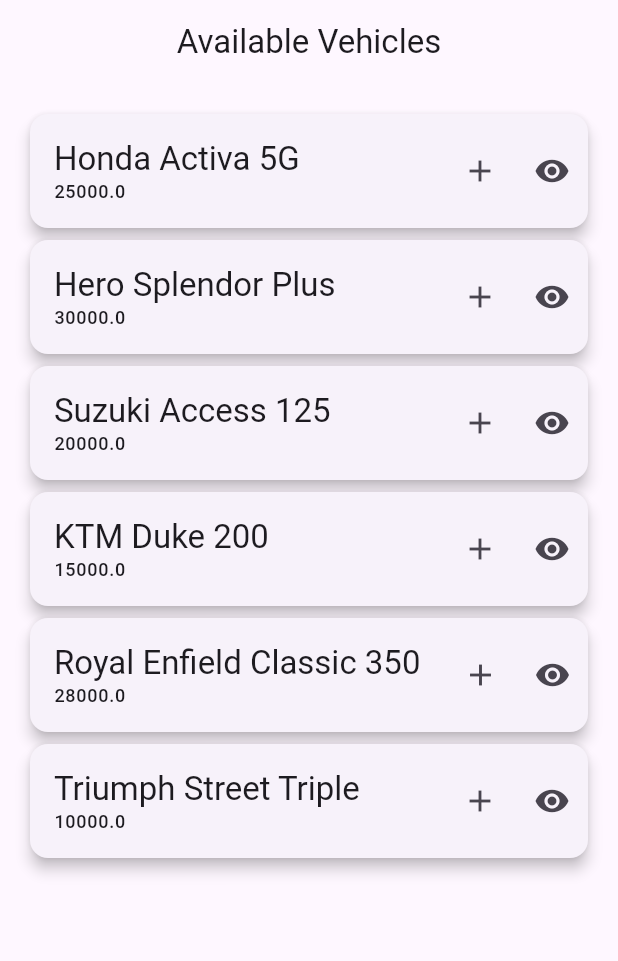
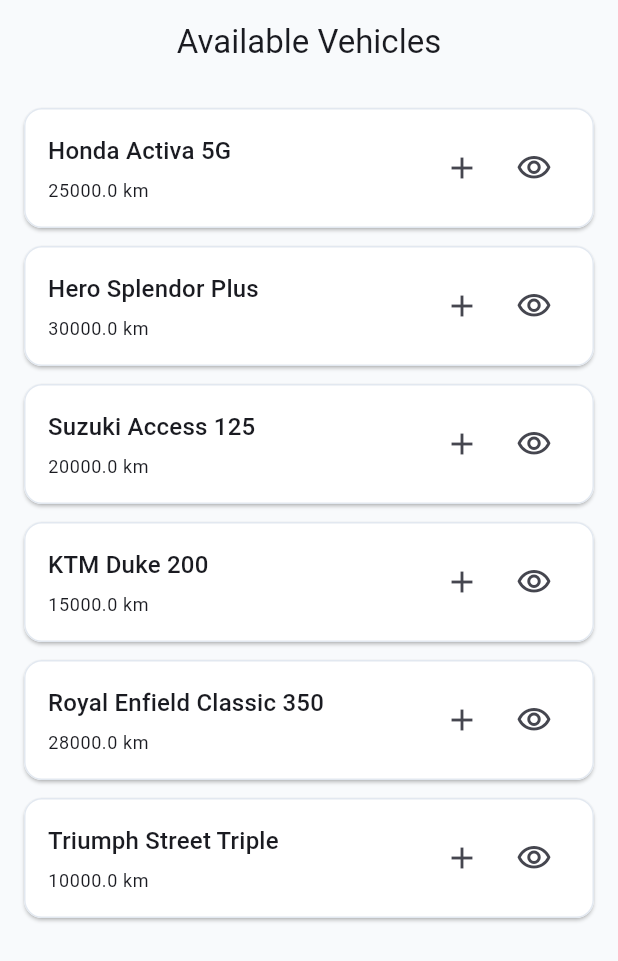
Before and after one commit to navaneethpp/odomex, a Flutter app: the screen it shows after launch, on a phone screen of 412 x 824 dp. Shown: the top 961 px of the screen. Run offline on Flutter 3.47's test engine with Material 3 defaults, Android fonts, the phone set to English and light mode, and no system bars.

Commit message:
feat: implement design system with custom theme and standardize UI components using VehicleCard and ScreenContainer.

```diff
--- /dev/null
+++ b/lib/core/theme/app_colors.dart
@@ -0,0 +1,54 @@
+import 'package:flutter/material.dart';
+
+class AppColors {
+  AppColors._();
+
+  // ─────────────────────────────────────────────
+  // BRAND
+  // ─────────────────────────────────────────────
+
+  static const Color primary = Color(0xFF2563EB);
+  static const Color primaryDark = Color(0xFF1D4ED8);
+  static const Color primaryLight = Color(0xFF60A5FA);
+  static const Color primarySoft = Color(0xFFEFF6FF);
+
+  // ─────────────────────────────────────────────
+  // LIGHT THEME
+  // ─────────────────────────────────────────────
+
+  static const Color white = Color(0xFFFFFFFF);
+
+  static const Color background = Color(0xFFF8FAFC);
+  static const Color surface = Color(0xFFFFFFFF);
+  static const Color surfaceSoft = Color(0xFFF1F5F9);
+
+  static const Color textPrimary = Color(0xFF0F172A);
+  static const Color textSecondary = Color(0xFF475569);
+  static const Color textMuted = Color(0xFF94A3B8);
+
+  static const Color border = Color(0xFFE2E8F0);
+
+  // ─────────────────────────────────────────────
+  // DARK THEME
+  // ─────────────────────────────────────────────
+
+  static const Color darkBackground = Color(0xFF0F172A);
+  static const Color darkSurface = Color(0xFF1E293B);
+  static const Color darkSurfaceSoft = Color(0xFF334155);
+
+  static const Color darkInput = Color(0xFF1E293B);
+
+  static const Color darkTextPrimary = Color(0xFFF8FAFC);
+  static const Color darkTextSecondary = Color(0xFFCBD5E1);
+  static const Color darkTextMuted = Color(0xFF94A3B8);
+
+  static const Color darkBorder = Color(0xFF334155);
+
+  // ─────────────────────────────────────────────
+  // STATUS
+  // ─────────────────────────────────────────────
+
+  static const Color success = Color(0xFF16A34A);
+  static const Color error = Color(0xFFDC2626);
+  static const Color warning = Color(0xFFD97706);
+}
--- /dev/null
+++ b/lib/core/theme/app_text_styles.dart
@@ -0,0 +1,48 @@
+import 'package:flutter/material.dart';
+import 'app_colors.dart';
+
+class AppTextStyles {
+  AppTextStyles._();
+
+  static const TextStyle headingLarge = TextStyle(
+    fontSize: 24,
+    fontWeight: FontWeight.w700,
+    color: AppColors.textPrimary,
+  );
+
+  static const TextStyle headingMedium = TextStyle(
+    fontSize: 20,
+    fontWeight: FontWeight.w600,
+    color: AppColors.textPrimary,
+  );
+
+  static const TextStyle title = TextStyle(
+    fontSize: 18,
+    fontWeight: FontWeight.w600,
+    color: AppColors.textPrimary,
+  );
+
+  static const TextStyle body = TextStyle(
+    fontSize: 16,
+    fontWeight: FontWeight.w400,
+    color: AppColors.textPrimary,
+  );
+
+  static const TextStyle bodySecondary = TextStyle(
+    fontSize: 14,
+    fontWeight: FontWeight.w400,
+    color: AppColors.textSecondary,
+  );
+
+  static const TextStyle caption = TextStyle(
+    fontSize: 12,
+    fontWeight: FontWeight.w400,
+    color: AppColors.textMuted,
+  );
+
+  static const TextStyle button = TextStyle(
+    fontSize: 15,
+    fontWeight: FontWeight.w600,
+    color: AppColors.white,
+  );
+}
--- /dev/null
+++ b/lib/core/theme/app_theme.dart
@@ -0,0 +1,160 @@
+import 'package:flutter/material.dart';
+import 'app_colors.dart';
+
+class AppTheme {
+  AppTheme._();
+
+  // ─────────────────────────────────────────────
+  // LIGHT THEME
+  // ─────────────────────────────────────────────
+
+  static ThemeData lightTheme = ThemeData(
+    useMaterial3: true,
+    brightness: Brightness.light,
+
+    colorScheme: ColorScheme.fromSeed(
+      seedColor: AppColors.primary,
+      brightness: Brightness.light,
+    ),
+
+    scaffoldBackgroundColor: AppColors.background,
+
+    appBarTheme: const AppBarTheme(
+      backgroundColor: AppColors.background,
+      foregroundColor: AppColors.textPrimary,
+      elevation: 0,
+      centerTitle: true,
+    ),
+
+    cardTheme: const CardThemeData(
+      color: AppColors.surface,
+      elevation: 0,
+      margin: EdgeInsets.zero,
+      shape: RoundedRectangleBorder(
+        borderRadius: BorderRadius.all(Radius.circular(12)),
+        side: BorderSide(color: AppColors.border),
+      ),
+    ),
+
+    inputDecorationTheme: InputDecorationTheme(
+      filled: true,
+      fillColor: AppColors.white,
+
+      contentPadding: const EdgeInsets.symmetric(
+        horizontal: 16,
+        vertical: 14,
+      ),
+
+      border: OutlineInputBorder(
+        borderRadius: BorderRadius.circular(10),
+        borderSide: const BorderSide(
+          color: AppColors.border,
+        ),
+      ),
+
+      enabledBorder: OutlineInputBorder(
+        borderRadius: BorderRadius.circular(10),
+        borderSide: const BorderSide(
+          color: AppColors.border,
+        ),
+      ),
+
+      focusedBorder: OutlineInputBorder(
+        borderRadius: BorderRadius.circular(10),
+        borderSide: const BorderSide(
+          color: AppColors.primary,
+          width: 1.5,
+        ),
+      ),
+    ),
+
+    elevatedButtonTheme: ElevatedButtonThemeData(
+      style: ElevatedButton.styleFrom(
+        backgroundColor: AppColors.primary,
+        foregroundColor: AppColors.white,
+        elevation: 0,
+        minimumSize: const Size(double.infinity, 48),
+        shape: RoundedRectangleBorder(
+          borderRadius: BorderRadius.circular(10),
+        ),
+      ),
+    ),
+  );
+
+  // ─────────────────────────────────────────────
+  // DARK THEME
+  // ─────────────────────────────────────────────
+
+  static ThemeData darkTheme = ThemeData(
+    useMaterial3: true,
+    brightness: Brightness.dark,
+
+    colorScheme: ColorScheme.fromSeed(
+      seedColor: AppColors.primary,
+      brightness: Brightness.dark,
+    ),
+
+    scaffoldBackgroundColor: AppColors.darkBackground,
+
+    appBarTheme: const AppBarTheme(
+      backgroundColor: AppColors.darkBackground,
+      foregroundColor: AppColors.darkTextPrimary,
+      elevation: 0,
+      centerTitle: true,
+    ),
+
+    cardTheme: const CardThemeData(
+      color: AppColors.darkSurface,
+      elevation: 0,
+      margin: EdgeInsets.zero,
+      shape: RoundedRectangleBorder(
+        borderRadius: BorderRadius.all(Radius.circular(12)),
+        side: BorderSide(color: AppColors.darkBorder),
+      ),
+    ),
+
+    inputDecorationTheme: InputDecorationTheme(
+      filled: true,
+      fillColor: AppColors.darkInput,
+
+      contentPadding: const EdgeInsets.symmetric(
+        horizontal: 16,
+        vertical: 14,
+      ),
+
+      border: OutlineInputBorder(
+        borderRadius: BorderRadius.circular(10),
+        borderSide: const BorderSide(
+          color: AppColors.darkBorder,
+        ),
+      ),
+
+      enabledBorder: OutlineInputBorder(
+        borderRadius: BorderRadius.circular(10),
+        borderSide: const BorderSide(
+          color: AppColors.darkBorder,
+        ),
+      ),
+
+      focusedBorder: OutlineInputBorder(
+        borderRadius: BorderRadius.circular(10),
+        borderSide: const BorderSide(
+          color: AppColors.primaryLight,
+          width: 1.5,
+        ),
+      ),
+    ),
+
+    elevatedButtonTheme: ElevatedButtonThemeData(
+      style: ElevatedButton.styleFrom(
+        backgroundColor: AppColors.primary,
+        foregroundColor: AppColors.white,
+        elevation: 0,
+        minimumSize: const Size(double.infinity, 48),
+        shape: RoundedRectangleBorder(
+          borderRadius: BorderRadius.circular(10),
+        ),
+      ),
+    ),
+  );
+}
--- a/lib/main.dart
+++ b/lib/main.dart
@@ -1,4 +1,5 @@
 import 'package:flutter/material.dart';
+import 'package:odomex/core/theme/app_theme.dart';
 import 'package:odomex/models/vehicle.dart';
 import 'package:odomex/routes/app_routes.dart';
 import 'package:odomex/screens/HomeScreen/home_screen.dart';
@@ -15,6 +16,13 @@
   Widget build(BuildContext context) {
     return MaterialApp(
       debugShowCheckedModeBanner: false,
+
+      // Theme
+      theme: AppTheme.lightTheme,
+      darkTheme: AppTheme.darkTheme,
+      themeMode: ThemeMode.system,
+
+      // Routing
       initialRoute: AppRoutes.home,
 
       routes: {
--- a/lib/screens/HomeScreen/home_screen.dart
+++ b/lib/screens/HomeScreen/home_screen.dart
@@ -1,7 +1,9 @@
 import 'package:flutter/material.dart';
+
 import 'package:odomex/data/vehicles.dart';
 import 'package:odomex/models/vehicle.dart';
 import 'package:odomex/routes/app_routes.dart';
+import 'package:odomex/screens/HomeScreen/widgets/vehicle_card.dart';
 import 'package:odomex/widgets/screen_container.dart';
 
 class HomeScreen extends StatelessWidget {
@@ -17,60 +19,29 @@
 
   @override
   Widget build(BuildContext context) {
-    return Screencontainer(
+    return ScreenContainer(
       title: 'Available Vehicles',
       showBackButton: false,
-      child: ListView.builder(
+      child: ListView.separated(
         itemCount: Vehicles.vehicles.length,
+
+        separatorBuilder: (context, index) {
+          return const SizedBox(height: 12);
+        },
+
         itemBuilder: (context, index) {
           final vehicle = Vehicles.vehicles[index];
-          return Card(
-            elevation: 4,
-            child: InkWell(
-              onTap: () => _viewVehicle(context, vehicle),
-              borderRadius: BorderRadius.circular(12),
-              child: Row(
-                mainAxisAlignment:
-                    MainAxisAlignment.spaceBetween,
-                children: [
-                  Padding(
-                    padding: const EdgeInsets.symmetric(
-                      horizontal: 16,
-                      vertical: 16,
-                    ),
-                    child: Column(
-                      crossAxisAlignment:
-                          CrossAxisAlignment.start,
-                      children: [
-                        Text(
-                          vehicle.model,
-                          style: Theme.of(
-                            context,
-                          ).textTheme.titleLarge,
-                        ),
-                        Text(
-                          vehicle.odometerReading
-                              .toString(),
-                          style: Theme.of(
-                            context,
-                          ).textTheme.labelMedium,
-                        ),
-                      ],
-                    ),
-                  ),
-                  Spacer(),
-                  IconButton(
-                    onPressed: () {},
-                    icon: Icon(Icons.add),
-                  ),
-                  IconButton(
-                    onPressed: () =>
-                        _viewVehicle(context, vehicle),
-                    icon: Icon(Icons.remove_red_eye),
-                  ),
-                ],
-              ),
-            ),
+
+          return VehicleCard(
+            vehicle: vehicle,
+
+            onView: () {
+              _viewVehicle(context, vehicle);
+            },
+
+            onAdd: () {
+              // TODO: Add vehicle action
+            },
           );
         },
       ),
--- /dev/null
+++ b/lib/screens/HomeScreen/widgets/vehicle_card.dart
@@ -0,0 +1,66 @@
+import 'package:flutter/material.dart';
+import 'package:odomex/models/vehicle.dart';
+
+class VehicleCard extends StatelessWidget {
+  final Vehicle vehicle;
+  final VoidCallback? onView;
+  final VoidCallback? onAdd;
+
+  const VehicleCard({
+    super.key,
+    required this.vehicle,
+    this.onView,
+    this.onAdd,
+  });
+
+  @override
+  Widget build(BuildContext context) {
+    final theme = Theme.of(context);
+
+    return Card(
+      elevation: 1,
+      child: InkWell(
+        onTap: onView,
+        borderRadius: BorderRadius.circular(12),
+        child: Padding(
+          padding: const EdgeInsets.all(16),
+          child: Row(
+            children: [
+              Expanded(
+                child: Column(
+                  crossAxisAlignment:
+                      CrossAxisAlignment.start,
+                  children: [
+                    Text(
+                      vehicle.model,
+                      style: theme.textTheme.titleMedium,
+                    ),
+
+                    const SizedBox(height: 6),
+
+                    Text(
+                      '${vehicle.odometerReading} km',
+                      style: theme.textTheme.bodySmall,
+                    ),
+                  ],
+                ),
+              ),
+
+              IconButton(
+                onPressed: onAdd,
+                icon: const Icon(Icons.add),
+                tooltip: 'Add',
+              ),
+
+              IconButton(
+                onPressed: onView,
+                icon: const Icon(Icons.visibility_outlined),
+                tooltip: 'View',
+              ),
+            ],
+          ),
+        ),
+      ),
+    );
+  }
+}
--- a/lib/screens/VehicleDetailsScreen/vehicle_details.dart
+++ b/lib/screens/VehicleDetailsScreen/vehicle_details.dart
@@ -12,10 +12,13 @@
 
   @override
   Widget build(BuildContext context) {
-    return Screencontainer(
+    return ScreenContainer(
       title: "Vehicle Details",
       showBackButton: true,
       child: Center(child: Text(vehicle.model)),
     );
   }
 }
+
+/// TODO:
+/// 1. Completing the UI.
--- a/lib/widgets/screen_container.dart
+++ b/lib/widgets/screen_container.dart
@@ -1,30 +1,33 @@
 import 'package:flutter/material.dart';
 
-class Screencontainer extends StatelessWidget {
-  const Screencontainer({
+class ScreenContainer extends StatelessWidget {
+  final String title;
+  final Widget child;
+  final bool showBackButton;
+
+  const ScreenContainer({
     super.key,
     required this.title,
     required this.child,
-    required this.showBackButton,
+    this.showBackButton = true,
   });
-
-  final String title;
-  final bool showBackButton;
-  final Widget child;
 
   @override
   Widget build(BuildContext context) {
     return Scaffold(
       appBar: AppBar(
-        automaticallyImplyLeading: false,
-        centerTitle: true,
-        title: Text(title),
+        title: Text(
+          title,
+          style: Theme.of(context).textTheme.titleLarge,
+        ),
         leading: showBackButton
             ? IconButton(
-                onPressed: () {},
-                icon: Icon(
-                  Icons.arrow_back_ios_new_rounded,
-                ),
+                icon: const Icon(Icons.arrow_back_ios_new),
+                onPressed: () {
+                  if (Navigator.canPop(context)) {
+                    Navigator.pop(context);
+                  }
+                },
               )
             : null,
       ),
```
